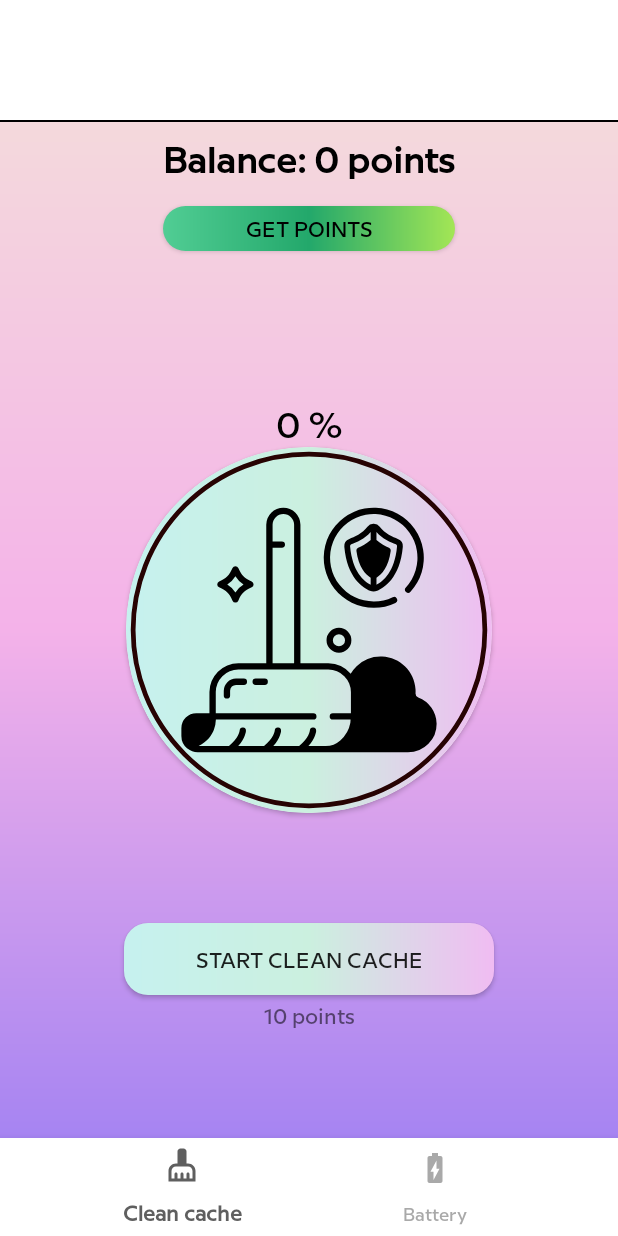
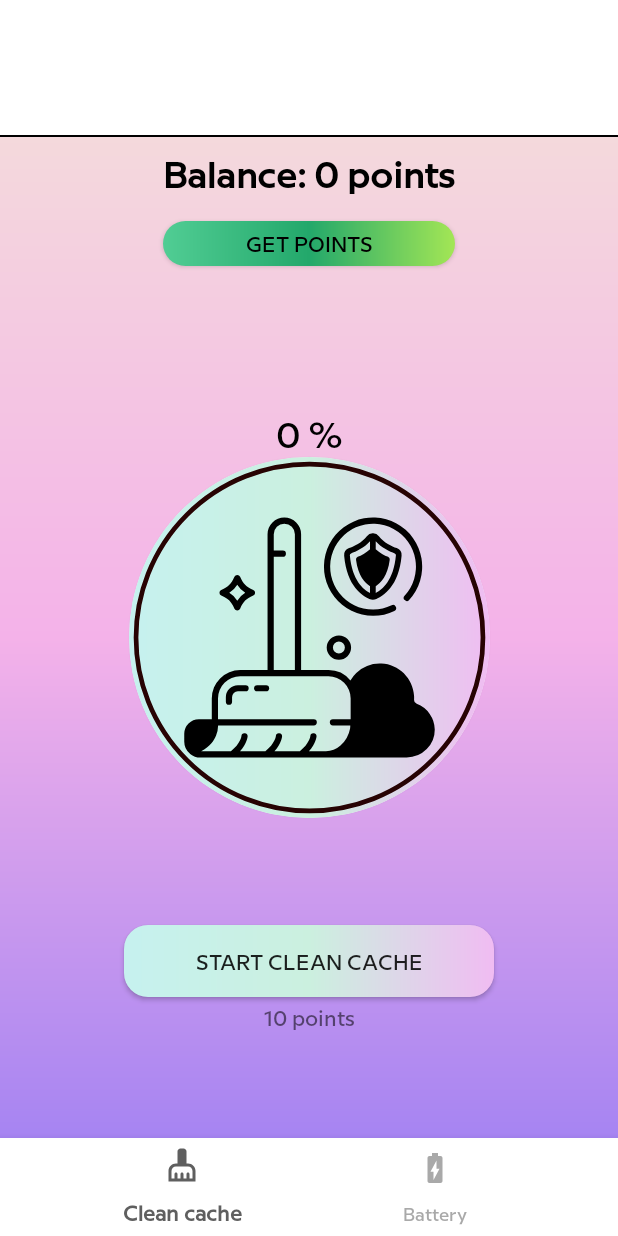
Before and after one commit to shakir757/Cache-Cleaner, an Android app: the screen it shows after launch (MainActivity), on a phone screen of 412 x 824 dp. Run offline under Robolectric (Android 15) with nearby library versions, the phone set to English and light mode, and no system bars; our stand-ins replace AdMob; 1 statement that could not run was skipped.

Commit message:
refactor some code

```diff
--- a/app/src/main/AndroidManifest.xml
+++ b/app/src/main/AndroidManifest.xml
@@ -16,6 +16,7 @@
         <meta-data
             android:name="com.google.android.gms.ads.APPLICATION_ID"
             android:value="ca-app-pub-3940256099942544~3347511713"/>
+<!--            android:value="ca-app-pub-8657317529631499~1680744140"/>-->
 
         <activity
             android:name=".MainActivity"
--- a/app/src/main/java/com/cache/cleaner/start/app/AdsManager.java
+++ b/app/src/main/java/com/cache/cleaner/start/app/AdsManager.java
@@ -1,13 +1,10 @@
 package com.cache.cleaner.start.app;
 
 import static androidx.constraintlayout.helper.widget.MotionEffect.TAG;
-
 import android.content.Context;
 import android.util.Log;
 import android.widget.Toast;
-
 import androidx.annotation.NonNull;
-
 import com.google.android.gms.ads.AdListener;
 import com.google.android.gms.ads.AdRequest;
 import com.google.android.gms.ads.AdView;
@@ -35,7 +32,7 @@ public class AdsManager {
     public InterstitialAd createInterstitialAd(){
         AdRequest adRequest = new AdRequest.Builder().build();
 
-        InterstitialAd.load(ctx,"ca-app-pub-3940256099942544/1033173712", adRequest,
+        InterstitialAd.load(ctx,"ca-app-pub-8657317529631499/1700655940", adRequest,
                 new InterstitialAdLoadCallback() {
                     @Override
                     public void onAdLoaded(@NonNull InterstitialAd interstitialAd) {
@@ -59,13 +56,13 @@ public class AdsManager {
             @Override
             public void onAdFailedToLoad(@NonNull LoadAdError loadAdError) {
                 super.onAdFailedToLoad(loadAdError);
-//                Toast.makeText(ctx, ""+loadAdError.getCode(), Toast.LENGTH_SHORT).show();
+                Log.d(TAG, loadAdError.toString());
             }
 
             @Override
             public void onAdLoaded() {
                 super.onAdLoaded();
-//                Toast.makeText(ctx, "ads loaded", Toast.LENGTH_SHORT).show();
+                Log.i(TAG, "onAdLoaded");
             }
         });
         adview.loadAd(adRequest);
--- a/app/src/main/java/com/cache/cleaner/start/app/MainActivity.java
+++ b/app/src/main/java/com/cache/cleaner/start/app/MainActivity.java
@@ -11,6 +11,9 @@ import android.widget.Button;
 import com.cache.cleaner.start.app.fragments.BatteryFragment;
 import com.cache.cleaner.start.app.fragments.CacheFragment;
 import com.google.android.gms.ads.AdView;
+import com.google.android.gms.ads.MobileAds;
+import com.google.android.gms.ads.initialization.InitializationStatus;
+import com.google.android.gms.ads.initialization.OnInitializationCompleteListener;
 import com.google.android.gms.ads.interstitial.InterstitialAd;
 import com.google.android.material.bottomnavigation.BottomNavigationView;
 
@@ -20,7 +23,6 @@ public class MainActivity extends AppCompatActivity implements BottomNavigationV
     Button get_points_btn;
     AdView adview;
 
-
     @Override
     protected void onCreate(Bundle savedInstanceState) {
         super.onCreate(savedInstanceState);
@@ -28,13 +30,19 @@ public class MainActivity extends AppCompatActivity implements BottomNavigationV
         int uiOptions = View.SYSTEM_UI_FLAG_FULLSCREEN;
         decorView.setSystemUiVisibility(uiOptions);
         setContentView(R.layout.activity_main);
+
+        MobileAds.initialize(MainActivity.this, new OnInitializationCompleteListener() {
+            @Override
+            public void onInitializationComplete(InitializationStatus initializationStatus) {
+            }
+        });
 //google ads banner
         adview = findViewById(R.id.adView);
         AdsManager adsManager = new AdsManager(this);
         adsManager.createAds(adview);
 //google ads Interstitial
         final InterstitialAd inter = adsManager.createInterstitialAd();
-
+//initializing elements
         get_points_btn = findViewById(R.id.button_get_points);
         bottomNavigationView = findViewById(R.id.bottomNavigationView);
         bottomNavigationView.setOnNavigationItemSelectedListener(this);
@@ -50,23 +58,20 @@ public class MainActivity extends AppCompatActivity implements BottomNavigationV
                 }
             }
         });
+    }
 
-    }
     CacheFragment cacheFragment = new CacheFragment();
     BatteryFragment batteryFragment = new BatteryFragment();
 
     @Override
     public boolean onNavigationItemSelected(@NonNull MenuItem item) {
-
         switch (item.getItemId()) {
             case R.id.cache:
                 getSupportFragmentManager().beginTransaction().replace(R.id.container, cacheFragment).commit();
                 return true;
-
             case R.id.battery:
                 getSupportFragmentManager().beginTransaction().replace(R.id.container, batteryFragment).commit();
                 return true;
-
         }
         return false;
     }
--- a/app/src/main/res/layout/activity_main.xml
+++ b/app/src/main/res/layout/activity_main.xml
@@ -10,22 +10,23 @@
     <androidx.constraintlayout.widget.ConstraintLayout
         android:id="@+id/constraint_layout_ads"
         android:layout_width="match_parent"
-        android:layout_height="80dp"
+        android:layout_height="90dp"
         android:background="#FFFFFF"
         app:layout_constraintTop_toTopOf="parent">
 
         <com.google.android.gms.ads.AdView
             android:id="@+id/adView"
-            android:layout_width="416dp"
-            android:layout_height="77dp"
+            android:layout_width="match_parent"
+            android:layout_height="match_parent"
             android:layout_alignParentBottom="true"
             android:layout_centerHorizontal="true"
             app:adSize="SMART_BANNER"
-            app:adUnitId="ca-app-pub-3940256099942544~3347511713"
+            app:adUnitId="ca-app-pub-3940256099942544/6300978111"
             app:layout_constraintBottom_toBottomOf="parent"
             app:layout_constraintEnd_toEndOf="parent"
             app:layout_constraintStart_toStartOf="parent"
-            app:layout_constraintTop_toTopOf="parent"></com.google.android.gms.ads.AdView>
+            app:layout_constraintTop_toTopOf="parent">
+        </com.google.android.gms.ads.AdView>
 
     </androidx.constraintlayout.widget.ConstraintLayout>
 
```
